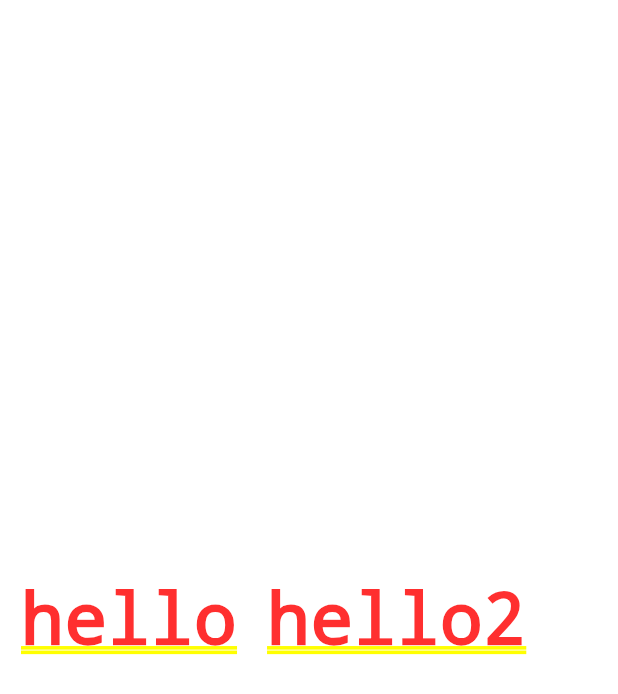
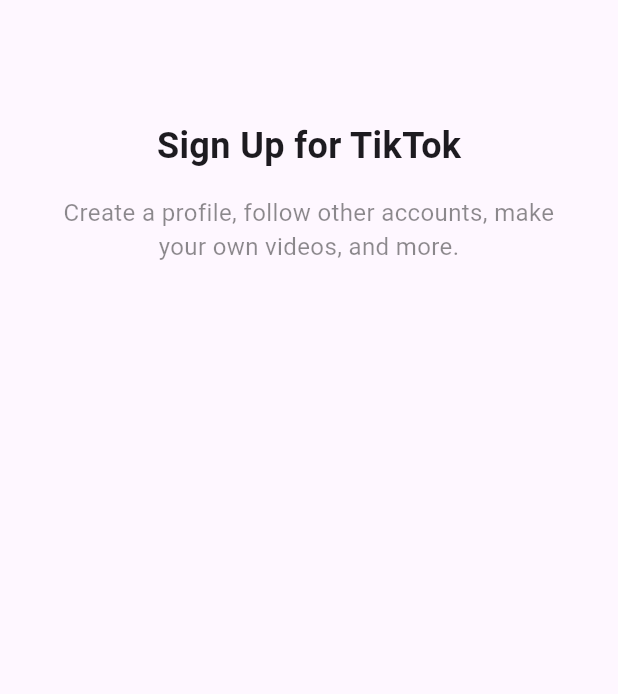
Before and after one commit to seoulsDohun/tiktok_clone, a Flutter app: the screen it shows after launch, on a phone screen of 412 x 824 dp. Shown: the top 694 px of the screen. Run offline on Flutter 3.47's test engine with Material 3 defaults, Android fonts, the phone set to English and light mode, and no system bars.

Commit message:
틱톡 클론코딩 > signUp화면 시작

```diff
--- a/lib/main.dart
+++ b/lib/main.dart
@@ -1,6 +1,7 @@
 import 'package:flutter/material.dart';
 import 'package:tiktok_clone/constants/gaps.dart';
 import 'package:tiktok_clone/constants/sizes.dart';
+import 'package:tiktok_clone/screens/sign_up/sign_up_screen.dart';
 
 void main() {
   runApp(const TikTokApp());
@@ -16,16 +17,7 @@ class TikTokApp extends StatelessWidget {
       theme: ThemeData(
         primaryColor: const Color(0xFFE9435A),
       ),
-      home: Padding(
-        padding: const EdgeInsets.all(Sizes.size14),
-        child: Container(
-          child: const Row(children: [
-            Text('hello'),
-            Gaps.h20,
-            Text('hello2'),
-          ]),
-        ),
-      ),
+      home: const SignUpScreen(),
     );
   }
 }
--- /dev/null
+++ b/lib/screens/sign_up/sign_up_screen.dart
@@ -0,0 +1,69 @@
+import 'package:flutter/material.dart';
+import 'package:tiktok_clone/constants/gaps.dart';
+import 'package:tiktok_clone/constants/sizes.dart';
+
+class SignUpScreen extends StatelessWidget {
+  const SignUpScreen({super.key});
+
+  @override
+  Widget build(BuildContext context) {
+    return Scaffold(
+      body: const SafeArea(
+        child: Padding(
+          padding: EdgeInsets.symmetric(
+            horizontal: Sizes.size40,
+          ),
+          child: Column(children: [
+            Gaps.v80,
+            Text(
+              'Sign Up for TikTok',
+              style: TextStyle(
+                fontSize: Sizes.size24,
+                fontWeight: FontWeight.w700,
+              ),
+            ),
+            Gaps.v16,
+            Text(
+              'Create a profile, follow other accounts, make your own videos, and more.',
+              style: TextStyle(
+                fontSize: Sizes.size16,
+                color: Colors.black45,
+              ),
+              textAlign: TextAlign.center,
+            ),
+          ]),
+        ),
+      ),
+      bottomNavigationBar: BottomAppBar(
+        elevation: 2,
+        color: Colors.grey.shade100,
+        child: Padding(
+          padding: const EdgeInsets.only(
+            top: Sizes.size20,
+            bottom: Sizes.size40,
+          ),
+          child: Row(
+            mainAxisAlignment: MainAxisAlignment.center,
+            children: [
+              const Text(
+                'Already have an account?',
+                style: TextStyle(
+                  fontSize: Sizes.size16,
+                ),
+              ),
+              Gaps.h5,
+              Text(
+                'Log in',
+                style: TextStyle(
+                  fontSize: Sizes.size16,
+                  fontWeight: FontWeight.w600,
+                  color: Theme.of(context).primaryColor,
+                ),
+              )
+            ],
+          ),
+        ),
+      ),
+    );
+  }
+}
```
Also changed, not shown: 1 other file.
